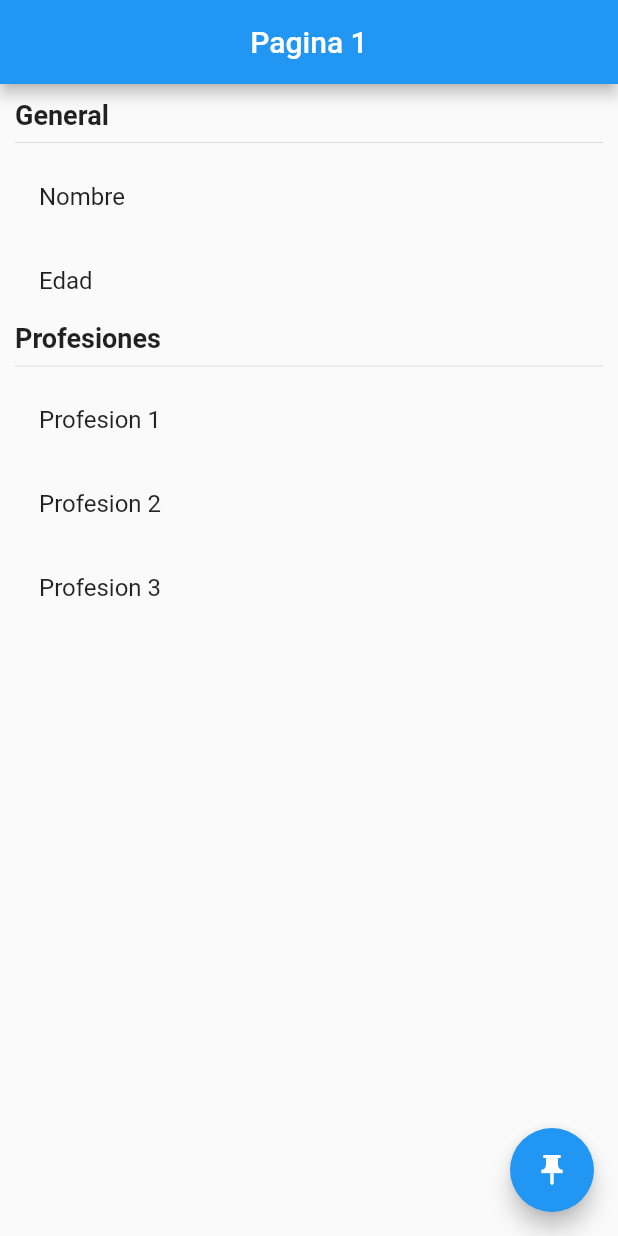
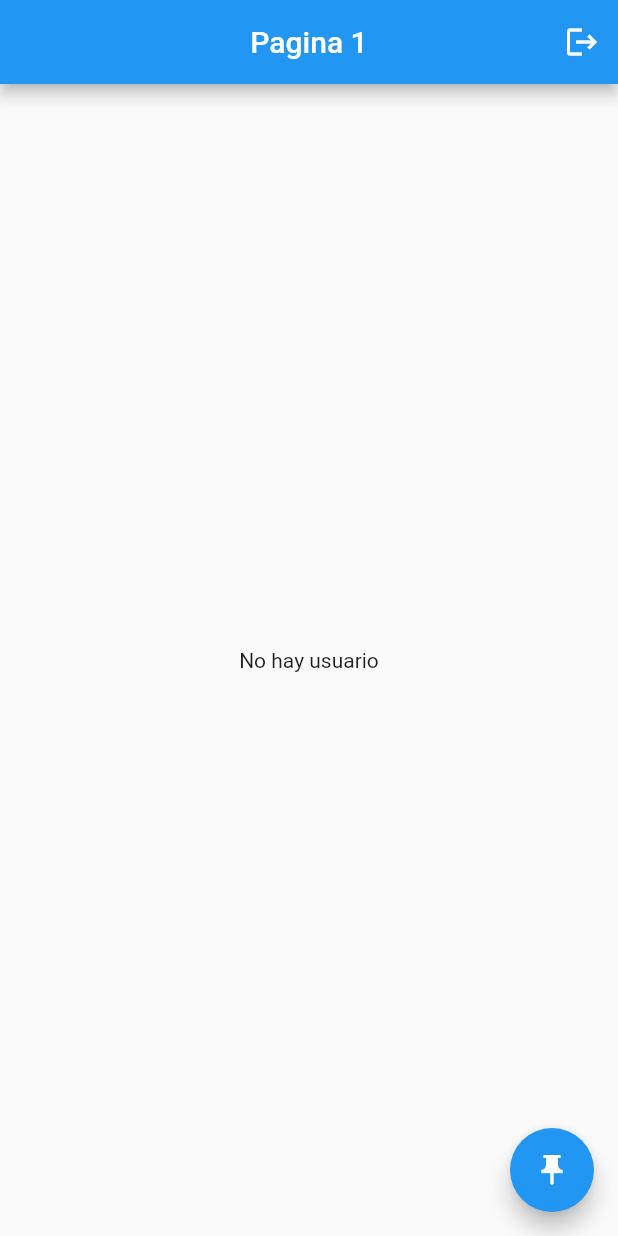
Before and after one commit to Jrosado16/manejar-estados-flutter, a Flutter app: the screen it shows after launch, on a phone screen of 412 x 824 dp. Run offline on Flutter 3.47's test engine with Material 2 defaults, Android fonts, the phone set to English and light mode, and no system bars; our stand-ins replace flutter_bloc.

Commit message:
Fin rama cubit

```diff
--- /dev/null
+++ b/lib/bloc/usurario/usuario.cubit.dart
@@ -0,0 +1,43 @@
+
+
+
+import 'package:estados/models/Usuario.model.dart';
+import 'package:meta/meta.dart';
+import 'package:flutter_bloc/flutter_bloc.dart';
+
+part 'usuario.state.dart';
+
+class UsuarioCubit extends Cubit<UsuarioState>{
+
+  UsuarioCubit() : super(UsuarioInitial());
+
+  void seleccionarUsuario(Usuario usuario){
+    emit(UsuarioActivo(usuario));
+  }
+
+  void cambiarEdad(int edad){
+    final currentState = state;
+    if(currentState is UsuarioActivo){
+      final newUser = currentState.usuario.copyWith(edad: edad);
+      emit(UsuarioActivo(newUser));
+    }
+  }
+
+  void agregarProfesion(){
+    final currentState = state;
+    if(currentState is UsuarioActivo){
+      print('profesion');
+      final newProfesion = [
+        ...currentState.usuario.profesiones,
+        'profesion ${ currentState.usuario.profesiones.length }'
+      ];
+      final newUser = currentState.usuario.copyWith(profesiones: newProfesion);
+      emit(UsuarioActivo(newUser));
+    }
+  }
+
+  void borrarUsuario(){
+    emit(UsuarioInitial());
+  }
+
+}
--- /dev/null
+++ b/lib/bloc/usurario/usuario.state.dart
@@ -0,0 +1,15 @@
+part of 'usuario.cubit.dart';
+
+@immutable
+abstract class UsuarioState {}
+
+class UsuarioInitial extends UsuarioState {
+  final usuarioExiste = false;
+}
+
+class UsuarioActivo extends UsuarioState {
+  final usuarioExiste = true;
+  final Usuario usuario;
+
+  UsuarioActivo(this.usuario);
+}
--- a/lib/main.dart
+++ b/lib/main.dart
@@ -1,13 +1,19 @@
+import 'package:estados/bloc/usurario/usuario.cubit.dart';
 import 'package:estados/pages/pagina1.page.dart';
 import 'package:estados/pages/pagina2.page.dart';
 import 'package:flutter/material.dart';
+import 'package:flutter_bloc/flutter_bloc.dart';
 
 void main() => runApp(MyApp());
 
 class MyApp extends StatelessWidget {
   @override
   Widget build(BuildContext context) {
-    return MaterialApp(
+    return MultiBlocProvider(
+      providers: [
+        BlocProvider(create: ( _ ) => UsuarioCubit())
+      ],
+      child: MaterialApp(
         title: 'Material App',
         debugShowCheckedModeBanner: false,
         initialRoute: 'page1',
@@ -15,6 +21,7 @@ class MyApp extends StatelessWidget {
           'page1': (_) => Pagina1Page(),
           'page2': (_) => Pagina2Page()
         },
+      ),
     );
   }
 }
--- a/lib/models/Usuario.model.dart
+++ b/lib/models/Usuario.model.dart
@@ -4,4 +4,12 @@ class Usuario {
   List<String> profesiones;
 
   Usuario({this.edad, this.nombre, this.profesiones});
+
+  Usuario copyWith({nombre, edad, profesiones}) {
+    return Usuario(
+      nombre: nombre ?? this.nombre,
+      edad  : edad   ?? this.edad,
+      profesiones: profesiones ?? this.profesiones
+    );
+  }
 }
--- a/lib/pages/pagina1.page.dart
+++ b/lib/pages/pagina1.page.dart
@@ -1,4 +1,7 @@
+import 'package:estados/bloc/usurario/usuario.cubit.dart';
+import 'package:estados/models/Usuario.model.dart';
 import 'package:flutter/material.dart';
+import 'package:flutter_bloc/flutter_bloc.dart';
 
 
 class Pagina1Page extends StatelessWidget {
@@ -9,28 +12,14 @@ class Pagina1Page extends StatelessWidget {
       appBar: AppBar(
         title: Text('Pagina 1'),
         centerTitle: true,
+        actions: [
+          IconButton(
+            icon: Icon(Icons.logout),
+            onPressed: () => context.bloc<UsuarioCubit>().borrarUsuario(),
+          )
+        ],
       ),
-      body: Container(
-        padding: EdgeInsets.symmetric(horizontal: 10.0, vertical: 10.0),
-        child: Column(
-          mainAxisAlignment: MainAxisAlignment.start,
-          crossAxisAlignment: CrossAxisAlignment.start,
-          children: [
-            Text('General', style: TextStyle(fontSize: 18, fontWeight: FontWeight.bold),),
-            Divider(),
-            ListTile(title: Text('Nombre'),),
-            ListTile(title: Text('Edad'),),
-
-            Text('Profesiones', style: TextStyle(fontSize: 18, fontWeight: FontWeight.bold),),
-            Divider(),
-
-            ListTile(title: Text('Profesion 1'),),
-            ListTile(title: Text('Profesion 2'),),
-            ListTile(title: Text('Profesion 3'),),
-
-          ],
-        )
-     ),
+      body: BlocBuildBody(),
      floatingActionButton: FloatingActionButton(
        child: Icon(Icons.push_pin),
        onPressed: (){
@@ -40,3 +29,64 @@ class Pagina1Page extends StatelessWidget {
    );
   }
 }
+
+class BlocBuildBody extends StatelessWidget {
+  @override
+  Widget build(BuildContext context) {
+    return BlocBuilder<UsuarioCubit, UsuarioState>(
+      builder: _buildBlocUser,
+    );
+  }
+
+  Widget _buildBlocUser(_, state) {
+      switch (state.runtimeType) {
+        case UsuarioInitial:
+          return Center(child: Text('No hay usuario'));
+          break;
+        case UsuarioActivo:
+          return InformacionUsuario((state as UsuarioActivo).usuario);
+          break;
+        default:
+          return Center(child: Text('Evento no reconocido'));
+      }
+
+      // if(state is UsuarioInitial){
+      //   return Center(child: Text('No hay usuario'));
+      // }else if(state is UsuarioActivo){
+      //   return InformacionUsuario(state.usuario);
+      // }else{
+      //   return Center(child: Text('Evento no reconocido'));
+      // }
+    }
+}
+
+class InformacionUsuario extends StatelessWidget {
+  final Usuario usuario;
+
+  const InformacionUsuario(this.usuario);
+
+  @override
+  Widget build(BuildContext context) {
+    return Container(
+      padding: EdgeInsets.symmetric(horizontal: 10.0, vertical: 10.0),
+      child: Column(
+        mainAxisAlignment: MainAxisAlignment.start,
+        crossAxisAlignment: CrossAxisAlignment.start,
+        children: [
+          Text('General', style: TextStyle(fontSize: 18, fontWeight: FontWeight.bold),),
+          Divider(),
+          ListTile(title: Text('Nombre: ${usuario.nombre}'),),
+          ListTile(title: Text('Edad: ${usuario.edad}'),),
+
+          Text('Profesiones', style: TextStyle(fontSize: 18, fontWeight: FontWeight.bold),),
+          Divider(),
+
+          ...usuario.profesiones
+          .map((e) => ListTile(title: Text(e),))
+          .toList()
+
+        ],
+      )
+     );
+  }
+}
--- a/pubspec.yaml
+++ b/pubspec.yaml
@@ -28,6 +28,7 @@ dependencies:
   # The following adds the Cupertino Icons font to your application.
   # Use with the CupertinoIcons class for iOS style icons.
   cupertino_icons: ^1.0.0
+  flutter_bloc: ^6.0.6
 
 dev_dependencies:
   flutter_test:
```
Also changed, not shown: lib/pages/pagina2.page.dart (+21 -2 lines), pubspec.lock. Lines whose indentation alone changed are shown as unchanged.
